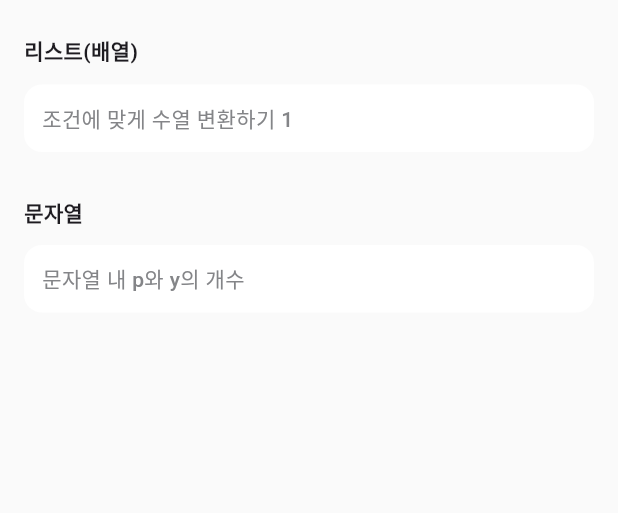
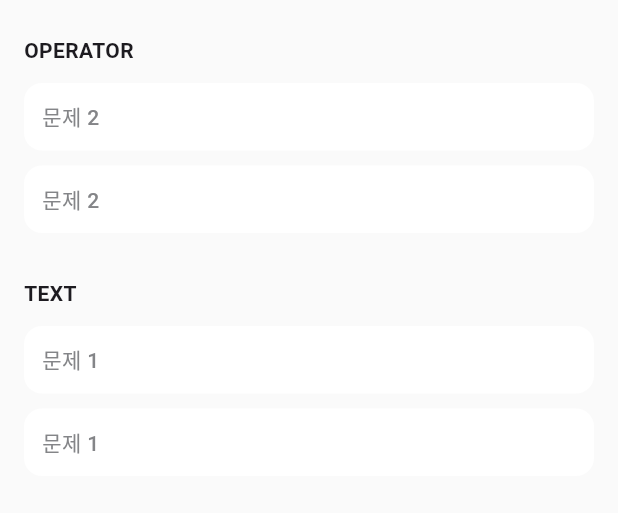
Before and after one commit to jjava-app/jjava_flutter, a Flutter app: the MaSolvedQuestionPage screen opened directly, on a phone screen of 412 x 824 dp, the part 67-580 px from its top. Run offline on Flutter 3.47's test engine with Material 3 defaults, Android fonts, the phone set to English and light mode, and no system bars; our stand-ins replace carousel_slider, dio, flutter_dotenv, flutter_riverpod, flutter_screenutil, flutter_secure_storage and 4 more; missing offline and left inert: flutter_blockly_plus; accounts and stored records are empty; Roboto replaces fonts that are missing (Pretendard).

Commit message:
지난 학습

```diff
--- a/lib/data/model/solved_question.dart
+++ b/lib/data/model/solved_question.dart
@@ -1,30 +1,33 @@
 import 'package:jjava_flutter/_core/util/m_date_format.dart';
 
 class SolvedQuestion {
-  final int? id; // PK
-  final String? qusetionType; // 타입
-  final String? title; // 지난 학습 제목
-  final String? createdAt; // 날짜
-  final String? questionContent; // 문제 내용
-  final String? aiContent; // ai첨삭 내용
-  final String? codeType; // 코드 언어
-  final String? code; // 코드
+  final int id; // solvedQuestionId
+  final String questionType; // 문제 타입
+  final String title; // 문제 제목
+  final String createdAt; // 날짜 (포맷 적용)
+  final String? content; // 문제 내용
+  final String? aiComment; // AI 첨삭 내용
 
-  SolvedQuestion({this.id, this.qusetionType, this.title, this.createdAt, this.questionContent, this.aiContent, this.codeType, this.code});
+  SolvedQuestion({
+    required this.id,
+    required this.questionType,
+    required this.title,
+    required this.createdAt,
+    this.content,
+    this.aiComment,
+  });
 
   // Map → User
   SolvedQuestion.fromMap(Map<String, dynamic> data)
-    : id = data['id'],
-      qusetionType = data['qusetionType'],
+    : id = data['solvedQuestionId'],
+      questionType = data['questionType'],
       title = data['title'],
       createdAt = formatCreatedAt(data['createdAt']),
-      questionContent = data['questionContent'],
-      aiContent = data['aiContent'],
-      codeType = data['codeType'],
-      code = data['code'];
+      content = data['content'],
+      aiComment = data['aiContent'];
 
   @override
   String toString() {
-    return 'SolvedQuestion{id: $id, qusetionType: $qusetionType, title: $title, createdAt: $createdAt, questionContent: $questionContent, aiContent: $aiContent, codeType: $codeType, code: $code}';
+    return 'SolvedQuestion{id: $id, questionType: $questionType, title: $title, createdAt: $createdAt, content: $content, aiComment: $aiComment}';
   }
 }
--- a/lib/data/repository/home_repository.dart
+++ b/lib/data/repository/home_repository.dart
@@ -1,5 +1,3 @@
-import 'package:logger/logger.dart';
-
 class HomeRepository {
   // 통신 전에 더미
   Future<Map<String, dynamic>> getHome() async {
@@ -28,8 +26,6 @@ class HomeRepository {
         },
       },
     };
-
-    Logger().d('HomeRepository getHome: ${responseBody}');
     return responseBody;
   }
 }
--- a/lib/data/repository/solved_question_repository.dart
+++ b/lib/data/repository/solved_question_repository.dart
@@ -1,11 +1,61 @@
 class SolvedQuestionRepository {
+  Future<Map<String, dynamic>> getSolvedQuestionList() async {
+    // Response response = await dio.get("/solved-questions/list");
+    // final responseBody = response.data;
+    final responseBody = {
+      "status": 200,
+      "msg": "성공",
+      "body": {
+        "solvedQuestions": {
+          "OPERATOR": [
+            {
+              "solvedQuestionId": 102,
+              "title": "문제 2",
+              "content": "두 정수를 입력받아 사칙연산을 수행하는 함수를 작성하세요.",
+              "createdAt": "2025-08-22 18:57:26.0929902",
+              "questionType": "OPERATOR",
+              "aiComment": "변수명 가독성이 떨어집니다. 의미 있는 이름을 사용해 보세요.",
+            },
+            {
+              "solvedQuestionId": 104,
+              "title": "문제 2",
+              "content": "세 개의 숫자 중 가장 큰 값을 찾는 프로그램을 작성하세요.",
+              "createdAt": "2025-08-22 18:57:26.0929902",
+              "questionType": "OPERATOR",
+              "aiComment": "if-else 대신 Math.max를 활용하면 코드가 더 간결해집니다.",
+            },
+          ],
+          "TEXT": [
+            {
+              "solvedQuestionId": 101,
+              "title": "문제 1",
+              "content": "문자열에서 모음을 제거한 결과를 반환하는 함수를 작성하세요.",
+              "createdAt": "2025-08-22 18:57:26.0929902",
+              "questionType": "TEXT",
+              "aiComment": "정규식을 활용하면 반복문보다 성능이 향상될 수 있습니다.",
+            },
+            {
+              "solvedQuestionId": 103,
+              "title": "문제 1",
+              "content": "주어진 문장에서 단어의 개수를 세는 프로그램을 작성하세요.",
+              "createdAt": "2025-08-22 18:57:26.0929902",
+              "questionType": "TEXT",
+              "aiComment": "split 사용 시 공백이 여러 개일 경우도 고려하세요.",
+            },
+          ],
+        },
+      },
+    };
+    // Logger().d('UserRepository의 oauthLogin: ${responseBody}');
+    return responseBody;
+  }
+
   static List<SolvedQuestionItem> listArray = [
     SolvedQuestionItem(
       id: 1,
       title: '조건에 맞게 수열 변환하기 1',
       date: '2025.08.01',
-      prompt:
-          '정수 배열 arr가 주어집니다.\narr의 원소에 대해 값이 50보다 크거나 같은 짝수면 2로 나누고, 50보다 작은 홀수면 2를 곱합니다.\n그 결과 정수 배열을 return 하는 solution 함수를 완성해 주세요.',
+      prompt: '정수 배열 arr가 주어집니다.\narr의 원소에 대해 값이 50보다 크거나 같은 짝수면 2로 나누고, 50보다 작은 홀수면 2를 곱합니다.\n그 결과 정수 배열을 return 하는 solution 함수를 완성해 주세요.',
       aiReview: '입력 검증 로직이 빠져있습니다. 경계값 테스트를 포함하세요.',
       language: 'java',
       codeSample:
--- a/lib/ui/ma_page/holder/solved_question/widgets/ma_solved_question_body.dart
+++ b/lib/ui/ma_page/holder/solved_question/widgets/ma_solved_question_body.dart
@@ -1,52 +1,62 @@
 import 'package:flutter/material.dart';
+import 'package:flutter_riverpod/flutter_riverpod.dart';
 import 'package:jjava_flutter/_core/style/m_color.dart';
-import 'package:jjava_flutter/_core/style/m_icon.dart';
 import 'package:jjava_flutter/_core/style/m_text.dart';
-import 'package:jjava_flutter/data/repository/solved_question_repository.dart';
+import 'package:jjava_flutter/_core/util/m_date_format.dart';
+import 'package:jjava_flutter/data/model/solved_question.dart';
+import 'package:jjava_flutter/ui/vm/solved_question_vm.dart';
 
-class MaSolvedQuestionBody extends StatefulWidget {
-  MaSolvedQuestionBody({super.key});
+class MaSolvedQuestionBody extends ConsumerStatefulWidget {
+  const MaSolvedQuestionBody({super.key});
 
   @override
-  State<MaSolvedQuestionBody> createState() => _MaSolvedQuestionBodyState();
+  ConsumerState<MaSolvedQuestionBody> createState() => _MaSolvedQuestionBodyState();
 }
 
-class _MaSolvedQuestionBodyState extends State<MaSolvedQuestionBody> {
+class _MaSolvedQuestionBodyState extends ConsumerState<MaSolvedQuestionBody> {
   int? expandedId;
 
   @override
   Widget build(BuildContext context) {
-    final array = SolvedQuestionRepository.listArray;
-    final string = SolvedQuestionRepository.listString;
+    final state = ref.watch(solvedQuestionListProvider);
+    if (state == null) {
+      return const Center(child: CircularProgressIndicator());
+    }
+
+    // solvedQuestions = { "OPERATOR": [문제 리스트], "TEXT": [문제 리스트] }
+    final sections = state.solvedQuestions.entries.toList();
 
     return SafeArea(
-      child: ListView(
-        padding: EdgeInsets.symmetric(horizontal: 16, vertical: 12), //
-        children: [
-          MText.h7('리스트(배열)'),
-          SizedBox(height: 12),
-          ...array.map((e) {
-            final opened = expandedId == e.id;
-            return _buildItemCard(e, opened);
-          }),
-          SizedBox(height: 20),
-          MText.h7('문자열'),
-          SizedBox(height: 12),
-          ...string.map((e) {
-            final opened = expandedId == e.id;
-            return _buildItemCard(e, opened);
-          }),
-        ],
+      child: ListView.builder(
+        padding: const EdgeInsets.symmetric(horizontal: 16, vertical: 12),
+        itemCount: sections.length,
+        itemBuilder: (context, index) {
+          final sectionName = sections[index].key;
+          final problems = sections[index].value;
+
+          return Column(
+            crossAxisAlignment: CrossAxisAlignment.start,
+            children: [
+              MText.h7(sectionName), // "OPERATOR", "TEXT"
+              const SizedBox(height: 12),
+              ...problems.map((e) {
+                final opened = expandedId == e.id;
+                return _buildItemCard(e, opened);
+              }),
+              const SizedBox(height: 20),
+            ],
+          );
+        },
       ),
     );
   }
 
-  Widget _buildItemCard(SolvedQuestionItem e, bool opened) {
+  Widget _buildItemCard(SolvedQuestion e, bool opened) {
     return AnimatedContainer(
-      duration: Duration(milliseconds: 180),
-      margin: EdgeInsets.only(bottom: 10),
+      duration: const Duration(milliseconds: 180),
+      margin: const EdgeInsets.only(bottom: 10),
       decoration: BoxDecoration(
-        color: opened ? Color(0xFFF0F8F4) : MColor.kLabel.white, // 전체 배경
+        color: opened ? const Color(0xFFF0F8F4) : MColor.kLabel.white,
         borderRadius: BorderRadius.circular(12),
         border: opened ? Border.all(color: MColor.kPrimary.normal, width: 1) : null,
       ),
@@ -56,7 +66,7 @@ class _MaSolvedQuestionBodyState extends State<MaSolvedQuestionBody> {
           expandedId = opened ? null : e.id;
         }),
         child: Padding(
-          padding: EdgeInsets.symmetric(horizontal: 12, vertical: 12),
+          padding: const EdgeInsets.symmetric(horizontal: 12, vertical: 12),
           child: Column(
             crossAxisAlignment: CrossAxisAlignment.start,
             children: [
@@ -75,15 +85,15 @@ class _MaSolvedQuestionBodyState extends State<MaSolvedQuestionBody> {
               // 펼쳤을 때 내용
               ClipRect(
                 child: AnimatedAlign(
-                  duration: Duration(milliseconds: 180),
+                  duration: const Duration(milliseconds: 180),
                   alignment: Alignment.topCenter,
                   heightFactor: opened ? 1.0 : 0.0,
                   child: Column(
                     crossAxisAlignment: CrossAxisAlignment.start,
                     children: [
-                      SizedBox(height: 6),
-                      MText.bodyXXS(e.date, color: MColor.kLabel.neutral),
-                      SizedBox(height: 12),
+                      const SizedBox(height: 6),
+                      MText.bodyXXS(formatCreatedAt(e.createdAt), color: MColor.kLabel.neutral),
+                      const SizedBox(height: 12),
 
                       Row(
                         children: [
@@ -91,20 +101,20 @@ class _MaSolvedQuestionBodyState extends State<MaSolvedQuestionBody> {
                             width: 16,
                             height: 16,
                             decoration: BoxDecoration(
-                              color: Color(0xFFEAEAEA),
+                              color: const Color(0xFFEAEAEA),
                               borderRadius: BorderRadius.circular(4),
                             ),
                           ),
-                          SizedBox(width: 4),
+                          const SizedBox(width: 4),
                           MText.h5('문제'),
                         ],
                       ),
-                      SizedBox(height: 6),
+                      const SizedBox(height: 6),
                       Text(
-                        e.prompt,
-                        style: TextStyle(fontSize: 13, height: 1.4),
+                        e.content ?? "문제 내용 없음",
+                        style: const TextStyle(fontSize: 13, height: 1.4),
                       ),
-                      SizedBox(height: 14),
+                      const SizedBox(height: 14),
 
                       Row(
                         children: [
@@ -112,44 +122,17 @@ class _MaSolvedQuestionBodyState extends State<MaSolvedQuestionBody> {
                             width: 16,
                             height: 16,
                             decoration: BoxDecoration(
-                              color: Color(0xFFEAEAEA),
+                              color: const Color(0xFFEAEAEA),
                               borderRadius: BorderRadius.circular(4),
                             ),
                           ),
-                          SizedBox(width: 6),
+                          const SizedBox(width: 6),
                           MText.s16Bold('AI 첨삭', color: MColor.kButton.active),
                         ],
                       ),
-                      SizedBox(height: 6),
-                      MText.modal3(e.aiReview, color: MColor.kLabel.normal),
-                      SizedBox(height: 16),
-
-                      Container(
-                        width: double.infinity,
-                        padding: EdgeInsets.all(10),
-                        decoration: BoxDecoration(
-                          color: Color(0xFF333B4A),
-                          borderRadius: BorderRadius.circular(10),
-                        ),
-                        child: Column(
-                          crossAxisAlignment: CrossAxisAlignment.start,
-                          children: [
-                            Row(
-                              children: [
-                                MText.modal3('java', color: Colors.white),
-                                Spacer(),
-                                MIcon.page.solvedQuestion.copy,
-                              ],
-                            ),
-                            SizedBox(height: 12),
-                            MText.modal3(
-                              e.codeSample,
-                              color: MColor.kLabel.white,
-                            ),
-                          ],
-                        ),
-                      ),
-                      SizedBox(height: 8),
+                      const SizedBox(height: 6),
+                      MText.modal3(e.aiComment ?? "AI 첨삭 없음", color: MColor.kLabel.normal),
+                      const SizedBox(height: 8),
                     ],
                   ),
                 ),
--- a/lib/ui/vm/home_vm.dart
+++ b/lib/ui/vm/home_vm.dart
@@ -32,7 +32,6 @@ class HomeVM extends AutoDisposeNotifier<HomeModel?> {
 
   Future<void> init() async {
     Map<String, dynamic> data = await HomeRepository().getHome();
-    Logger().d("getHome 반환값: $data");
 
     // 상태코드 200이 아니면 return
     if (data["status"] != 200) {
```
Also changed, not shown: lib/ui/vm/solved_question_vm.dart (+60 -0 lines), pubspec.lock.
